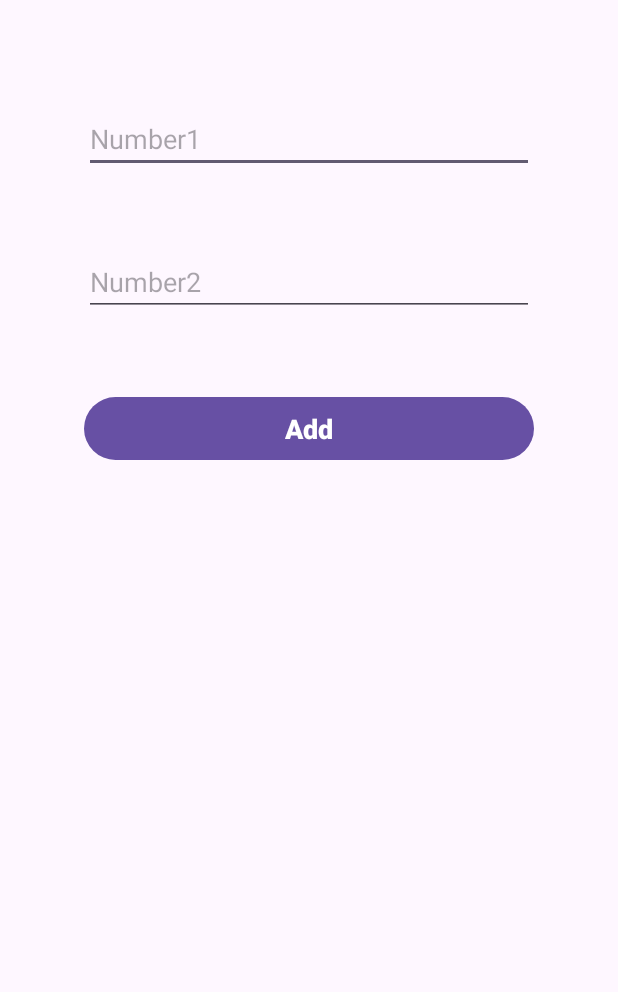
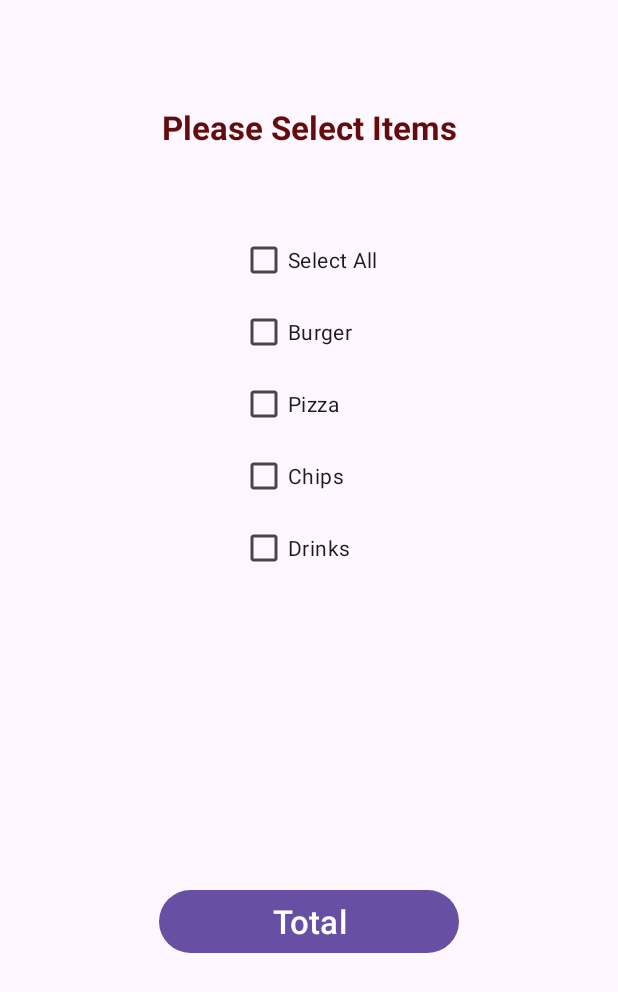
Before and after one commit to Mirzaazmath/android_basic, an Android app: the screen it shows after launch (MainActivity), on a phone screen of 412 x 824 dp. Shown: the top 992 px of the screen. Run offline under Robolectric (Android 15) with nearby library versions, the phone set to English and light mode, and no system bars.

Commit message:
checkbox in Android

```diff
--- a/app/src/main/java/com/example/myapplication/MainActivity.java
+++ b/app/src/main/java/com/example/myapplication/MainActivity.java
@@ -3,8 +3,10 @@ package com.example.myapplication;
 import android.os.Bundle;
 import android.view.View;
 import android.widget.Button;
-import android.widget.EditText;
+import android.widget.CheckBox;
+import android.widget.CompoundButton;
 import android.widget.Toast;
+
 
 import androidx.activity.EdgeToEdge;
 import androidx.appcompat.app.AppCompatActivity;
@@ -12,7 +14,7 @@ import androidx.appcompat.app.AppCompatActivity;
 
 public class MainActivity extends AppCompatActivity {
     // Creating the Variable to Access the value from UI
-    private EditText editText1,editText2;
+    private CheckBox burger, pizza, chips, drinks,selectAll;
     private Button btn;
 
 
@@ -21,36 +23,60 @@ public class MainActivity extends AppCompatActivity {
         super.onCreate(savedInstanceState);
         EdgeToEdge.enable(this);
         setContentView(R.layout.activity_main);
-        // Here We are finding and assigning the value to our variable by using id
-        editText1=findViewById(R.id.et1);
-        editText2=findViewById(R.id.et2);
-        btn=findViewById(R.id.bt1);
+        // Call a Method to all logic
+        addListenerToButton();
+    }
 
-        addButtonListener();
+    public void addListenerToButton() {
+        burger = findViewById(R.id.cbB);
+        pizza = findViewById(R.id.cbP);
+        chips = findViewById(R.id.cbC);
+        drinks = findViewById(R.id.cbD);
+        selectAll=findViewById(R.id.cbA);
+        btn =findViewById(R.id.btn1);
 
-    }
-    public  void addButtonListener(){
+        selectAll.setOnCheckedChangeListener((buttonView, isChecked) -> {
+            burger.setChecked(isChecked);
+            pizza.setChecked(isChecked);
+            chips.setChecked(isChecked);
+            drinks.setChecked(isChecked);
 
-    // Here we are setting a listener on our button
-        btn.setOnClickListener(new View.OnClickListener(){
+        });
+
+
+
+        btn.setOnClickListener(new View.OnClickListener() {
 
             @Override
             public void onClick(View view) {
-                // here we are getting user input value
-                String value1=editText1.getText().toString();
-                String value2=editText2.getText().toString();
-                // here we are converting String into int
-                int a=Integer.parseInt(value1);
-                int b=Integer.parseInt(value2);
-                // here we are add two values
-                int sum=a+b;
-                // here we are displaying the toast message
-                Toast.makeText(getApplicationContext(),String.valueOf(sum), Toast.LENGTH_LONG).show();
+                int totalamount=0;
+                StringBuilder result=new StringBuilder();
+                result.append("Selected Items:");
+                if(burger.isChecked()){
+                  //  result.append("\nBurger 120Rs");
+                    totalamount+=120;
+                }
+                if(pizza.isChecked()){
+                    //result.append("\nPizza 100Rs");
+                    totalamount+=100;
+                }
+                if(chips.isChecked()){
+                   // result.append("\nChips 50Rs");
+                    totalamount+=50;
+                }
+                if(drinks.isChecked()){
+                   // result.append("\nDrinks 60Rs");
+                    totalamount+=50;
+                }
+
+                result.append("\nTotal: "+totalamount+"Rs");
+                //Displaying the message on the toast
+                Toast.makeText(getApplicationContext(), result.toString(), Toast.LENGTH_LONG).show();
             }
+        });
 
-
-        });
 
     }
 
+
 }
--- a/app/src/main/res/layout/activity_main.xml
+++ b/app/src/main/res/layout/activity_main.xml
@@ -6,48 +6,87 @@
     android:layout_width="match_parent"
     android:layout_height="match_parent"
     android:padding="20dp"
-    tools:context=".MainActivity">
+    tools:context=".MainActivity"
+    tools:ignore="HardcodedText">
 
-
-    <EditText
-        android:id="@+id/et1"
-        android:layout_width="300dp"
-        android:ems="10"
-        android:hint="Number1"
-        android:inputType="number"
+    <TextView
+        android:id="@+id/tv1"
+        android:layout_width="wrap_content"
+        android:layout_height="wrap_content"
+        android:text="Please Select Items"
+        android:textSize="22sp"
+        android:textStyle="bold"
         android:layout_marginTop="50dp"
-        android:layout_height="wrap_content"
+        android:textColor="@color/red"
         app:layout_constraintTop_toTopOf="parent"
         app:layout_constraintRight_toRightOf="parent"
         app:layout_constraintLeft_toLeftOf="parent"
-        tools:ignore="HardcodedText"
-        android:autofillHints="123" />
-    <EditText
-        android:id="@+id/et2"
+        tools:ignore="HardcodedText" />
+
+    <CheckBox
+        android:id="@+id/cbA"
+        android:layout_width="wrap_content"
+        android:layout_height="wrap_content"
+        android:text="Select All"
+        android:layout_marginTop="50dp"
+        app:layout_constraintTop_toBottomOf="@+id/tv1"
+        app:layout_constraintRight_toRightOf="parent"
+        app:layout_constraintLeft_toLeftOf="parent"
+        />
+    <CheckBox
+        android:id="@+id/cbB"
         android:layout_width="0dp"
         android:layout_height="wrap_content"
-        android:layout_marginTop="50dp"
-        android:hint="Number2"
-        android:ems="10"
-        android:inputType="number"
-        app:layout_constraintTop_toBottomOf="@+id/et1"
-        app:layout_constraintRight_toRightOf="@+id/et1"
-        app:layout_constraintLeft_toLeftOf="@+id/et1"
-        tools:ignore="HardcodedText"
-        android:autofillHints="123" />
+        android:text="Burger"
+
+        app:layout_constraintTop_toBottomOf="@+id/cbA"
+        app:layout_constraintRight_toRightOf="@+id/cbA"
+        app:layout_constraintLeft_toLeftOf="@+id/cbA"
+         />
+    <CheckBox
+        android:id="@+id/cbP"
+        android:layout_width="0dp"
+        android:layout_height="wrap_content"
+        android:text="Pizza"
+        app:layout_constraintTop_toBottomOf="@+id/cbB"
+        app:layout_constraintRight_toRightOf="@+id/cbA"
+        app:layout_constraintLeft_toLeftOf="@+id/cbA"
+        />
+
+    <CheckBox
+        android:id="@+id/cbC"
+        android:layout_width="0dp"
+        android:layout_height="wrap_content"
+        android:text="Chips"
+        app:layout_constraintTop_toBottomOf="@+id/cbP"
+        app:layout_constraintRight_toRightOf="@+id/cbA"
+        app:layout_constraintLeft_toLeftOf="@+id/cbA"
+        />
+
+    <CheckBox
+        android:id="@+id/cbD"
+        android:layout_width="0dp"
+        android:layout_height="wrap_content"
+        android:text="Drinks"
+        app:layout_constraintTop_toBottomOf="@+id/cbC"
+        app:layout_constraintRight_toRightOf="@+id/cbA"
+        app:layout_constraintLeft_toLeftOf="@+id/cbA"
+        />
 
     <Button
-        android:id="@+id/bt1"
-        android:layout_width="0dp"
+        android:id="@+id/btn1"
+        android:layout_width="200dp"
         android:layout_height="50dp"
-        android:layout_marginTop="50dp"
-        android:text="Add"
-        android:textStyle="bold"
-        android:textSize="18sp"
-        app:layout_constraintTop_toBottomOf="@+id/et2"
-        app:layout_constraintRight_toRightOf="@+id/et2"
-        app:layout_constraintLeft_toLeftOf="@+id/et2"
-        tools:ignore="HardcodedText" />
+        android:text="Total"
+        android:textSize="22sp"
+        android:layout_marginTop="200dp"
+        app:layout_constraintRight_toRightOf="parent"
+        app:layout_constraintLeft_toLeftOf="parent"
+        app:layout_constraintTop_toBottomOf="@id/cbD"
+       />
+
+
+
 
 
 
```
Also changed, not shown: app/src/main/res/output/result.png.
